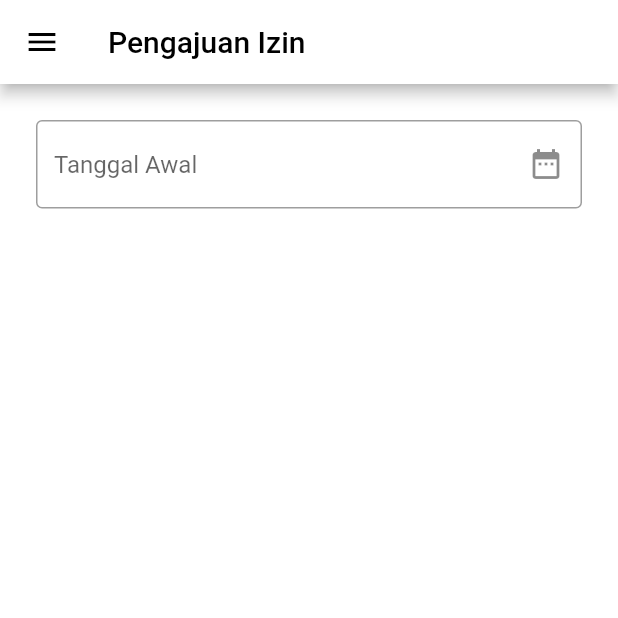
After one commit to fum-is-chum/absensi-ypsim, a Flutter app: the screen it shows after launch, on a phone screen of 412 x 824 dp, the top half of it. The commit adds this screen. Run offline on Flutter 3.47's test engine with Material 2 defaults, Android fonts, the phone set to English and light mode, and no system bars; our stand-ins replace carousel_slider, font_awesome_flutter, geolocator, image_picker, rxdart, scrollable_positioned_list; missing offline and left inert: flutter_inappwebview.

Commit message:
Progress pengajuan izin

```diff
--- a/lib/bloc/location-bloc.dart
+++ b/lib/bloc/location-bloc.dart
@@ -1,5 +1,3 @@
-import 'dart:html';
-
 import 'package:flutter/foundation.dart';
 import 'package:geolocator/geolocator.dart';
 import 'package:rxdart/rxdart.dart';
--- a/lib/main.dart
+++ b/lib/main.dart
@@ -5,7 +5,9 @@ import 'package:material_kit_flutter/screens/history.dart';
 import 'package:material_kit_flutter/screens/home.dart';
 import 'package:material_kit_flutter/screens/profile.dart';
 import 'package:material_kit_flutter/screens/register.dart';
+import 'package:material_kit_flutter/screens/request.dart';
 import 'package:material_kit_flutter/screens/verification.dart';
+import 'package:material_kit_flutter/services/hide_keyboard.dart';
 
 
 void main() {
@@ -16,21 +18,44 @@ void main() {
 class MaterialKitPROFlutter extends StatelessWidget {
   @override
   Widget build(BuildContext context) {
-    return MaterialApp(
+    return GestureDetector(
+      onTap: () {
+        hideKeyboard(context);
+      },
+      child: MaterialApp(
         title: "Material Kit PRO Flutter",
         debugShowCheckedModeBanner: false,
-        initialRoute: "/home",
+        initialRoute: "/request",
         routes: <String, WidgetBuilder>{
-          "/login": (BuildContext context) => AnimationScreen(),
+          "/login": (BuildContext context) => LoginAnimation(),
           "/register": (BuildContext context) => Register(),
           "/verification": (BuildContext context) => Verification(),
+          "/home": (BuildContext context) => Home(),
+          "/history": (BuildContext context) => History(),
+          "/request": (BuildContext context) => Request(),
+          "/profile": (BuildContext context) => Profile(),
           // "/onboarding": (BuildContext context) => Onboarding(),
           // "/pro": (BuildContext context) => Pro(),
-          "/home": (BuildContext context) => Home(),
-          "/history": (BuildContext context) => History(),
           // "/components": (BuildContext context) => Components(),
-          "/profile": (BuildContext context) => Profile(),
           // "/settings": (BuildContext context) => Settings(),
-        });
+      })
+    );
+    // return MaterialApp(
+    //     title: "Material Kit PRO Flutter",
+    //     debugShowCheckedModeBanner: false,
+    //     initialRoute: "/request",
+    //     routes: <String, WidgetBuilder>{
+    //       "/login": (BuildContext context) => LoginAnimation(),
+    //       "/register": (BuildContext context) => Register(),
+    //       "/verification": (BuildContext context) => Verification(),
+    //       "/home": (BuildContext context) => Home(),
+    //       "/history": (BuildContext context) => History(),
+    //       "/request": (BuildContext context) => Request(),
+    //       "/profile": (BuildContext context) => Profile(),
+    //       // "/onboarding": (BuildContext context) => Onboarding(),
+    //       // "/pro": (BuildContext context) => Pro(),
+    //       // "/components": (BuildContext context) => Components(),
+    //       // "/settings": (BuildContext context) => Settings(),
+    //     });
   }
 }
--- a/lib/screens/Login_Register_Verification/screens/login.dart
+++ b/lib/screens/Login_Register_Verification/screens/login.dart
@@ -136,7 +136,7 @@ class _PasswordField extends State<PasswordField> {
     return StreamBuilder<bool>(
       stream: _bloc.counterObservable,
       builder: (context, snapshot) {
-        print('password field build');
+        // print('password field build');
         return Padding(
           padding: EdgeInsets.only(top: 12),
           child: Input(
--- /dev/null
+++ b/lib/screens/request.dart
@@ -0,0 +1,80 @@
+import 'package:flutter/material.dart';
+
+import '../constants/Theme.dart';
+import '../widgets/drawer.dart';
+
+class Request extends StatefulWidget {
+  const Request({Key? key}): super(key: key);
+
+  @override
+  _Request createState() => _Request();
+}
+
+class _Request extends State<Request> {
+  final GlobalKey<FormState> _key = new GlobalKey<FormState>();
+  @override
+  Widget build(BuildContext context) {
+    return Scaffold(
+      appBar: AppBar(
+        title: Text(
+          "Pengajuan Izin",
+          style: TextStyle(
+            color: Colors.black,
+          ),
+        ),
+        backgroundColor: Colors.white,
+        iconTheme: IconThemeData(color: Colors.black),
+      ),
+      backgroundColor: MaterialColors.bgColorScreen,
+      // key: _scaffoldKey,
+      drawer: MaterialDrawer(currentPage: "Request"),
+      body: Container(
+        height: MediaQuery.of(context).size.height,
+        width: MediaQuery.of(context).size.width,
+        padding: EdgeInsets.all(24),
+        child: SingleChildScrollView(
+          child: Form(
+            key: _key,
+            child: Column(
+              children: [
+                TanggalAwalField(key: _key)
+              ]
+            ),
+          )
+        ),
+      )
+    );
+  }
+}
+
+class TanggalAwalField extends StatefulWidget {
+  TanggalAwalField({Key? key}): super(key: key);
+
+  @override
+  _TanggalAwalField createState() => _TanggalAwalField();
+}
+
+class _TanggalAwalField extends State<TanggalAwalField> {
+  @override
+  Widget build(BuildContext context) {
+    return TextFormField(
+      decoration: InputDecoration(
+        suffixIcon: IconButton(
+          padding: EdgeInsets.zero,
+          icon: const Icon(Icons.date_range),
+          // color: MaterialColors.muted,
+          onPressed: (){
+            showDatePicker(
+              context: context,
+              initialDate: DateTime.now(),
+              firstDate: DateTime.fromMicrosecondsSinceEpoch(0),
+              lastDate: DateTime.now()
+            );
+          },
+        ),
+        hintText: "Tanggal Awal",
+        border: OutlineInputBorder()
+      ),
+    );
+    }
+}
```
Also changed, not shown: lib/bloc/request-bloc.dart (added, +48 -0 lines), lib/screens/Login_Register_Verification/screen.dart (+4 -4 lines), lib/services/hide_keyboard.dart (added, +8 -0 lines), lib/widgets/drawer.dart (+9 -0 lines).
